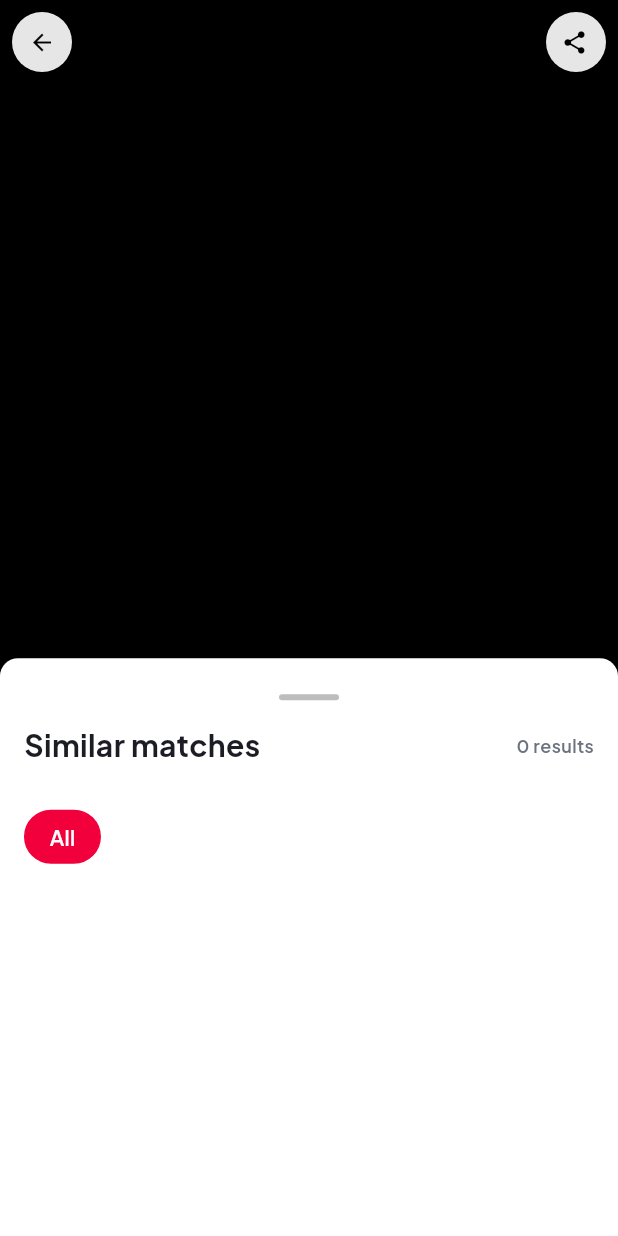
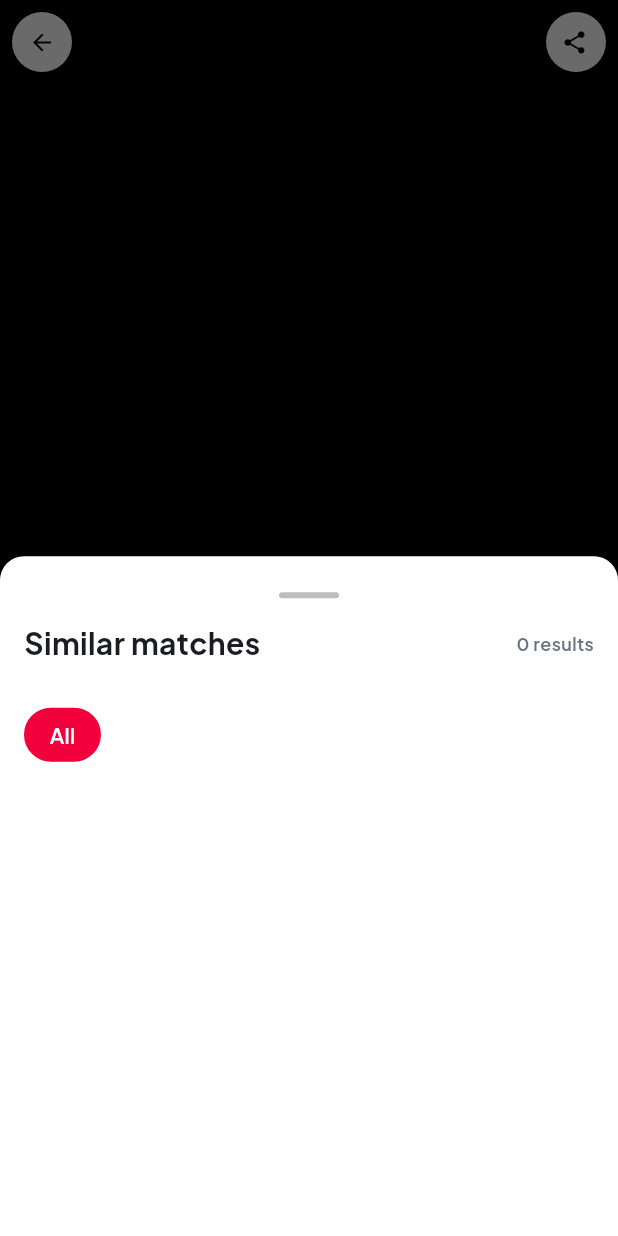
Before and after one commit to Djdonkeykong/Snaplook, a Flutter app: the ResultsPage screen opened directly with empty values, on a phone screen of 412 x 824 dp. Run offline on Flutter 3.47's test engine with Material 3 defaults, Android fonts, the phone set to English and light mode, and no system bars; drawn by our look-alikes of sliding_up_panel; our stand-ins replace cached_network_image, easy_refresh, equatable, flutter_cache_manager, flutter_dotenv, flutter_riverpod and 10 more; missing offline and left inert: flutter_confetti, path_provider_foundation, receive_sharing_intent, super_cupertino_navigation_bar; accounts and stored records are empty; project files that could hold a hidden picture were left out.

Commit message:
Convert results page bottom sheet to modal presentation
- Remove SlidingUpPanel dependency from results page
- Implement DraggableScrollableSheet with modal bottom sheet
- Modal appears on top as overlay (like iOS UISheetPresentationController)
- Snap points at 55% and 85% of screen height
- Dismissing modal also pops the results page
- Extract modal content into separate _ResultsModalContent widget
- Maintain same visual design with 16px border radius and drag handle

```diff
--- a/lib/src/features/results/presentation/pages/results_page.dart
+++ b/lib/src/features/results/presentation/pages/results_page.dart
@@ -3,7 +3,6 @@ import 'package:flutter/material.dart';
 import 'package:flutter_riverpod/flutter_riverpod.dart';
 import 'package:cached_network_image/cached_network_image.dart';
 import 'package:image_picker/image_picker.dart';
-import 'package:sliding_up_panel/sliding_up_panel.dart';
 import 'package:url_launcher/url_launcher.dart';
 import '../../../../../core/theme/app_colors.dart';
 import '../../../detection/domain/models/detection_result.dart';
@@ -34,6 +33,11 @@ class _ResultsPageState extends ConsumerState<ResultsPage>
   void initState() {
     super.initState();
     _tabController = TabController(length: 4, vsync: this);
+
+    // Show modal bottom sheet after first frame
+    WidgetsBinding.instance.addPostFrameCallback((_) {
+      _showResultsModal();
+    });
   }
 
   @override
@@ -45,16 +49,6 @@ class _ResultsPageState extends ConsumerState<ResultsPage>
   @override
   Widget build(BuildContext context) {
     final selectedImage = ref.watch(selectedImageProvider);
-    final detectionState = ref.watch(detectionProvider);
-    final results = detectionState.results;
-
-    final spacing = context.spacing;
-    final radius = context.radius;
-    final mediaQuery = MediaQuery.of(context);
-    final safeAreaBottom = mediaQuery.padding.bottom;
-    final sheetMaxHeight = mediaQuery.size.height * 0.85;
-    final sheetInitialHeight = sheetMaxHeight * 0.55;
-    final sheetMinHeight = sheetInitialHeight;
 
     return Scaffold(
       backgroundColor: Colors.black,
@@ -76,23 +70,92 @@ class _ResultsPageState extends ConsumerState<ResultsPage>
           ),
         ],
       ),
-      body: Stack(
-        children: [
-          Positioned.fill(
-            child: _ResultsBackground(
+      body: _ResultsBackground(
         selectedImage: selectedImage,
         originalImageUrl: widget.originalImageUrl,
       ),
+    );
+  }
+
+  void _showResultsModal() {
+    final detectionState = ref.read(detectionProvider);
+    final results = detectionState.results;
+
+    showModalBottomSheet(
+      context: context,
+      isScrollControlled: true,
+      isDismissible: true,
+      enableDrag: true,
+      backgroundColor: Colors.transparent,
+      builder: (context) => DraggableScrollableSheet(
+        initialChildSize: 0.55,
+        minChildSize: 0.55,
+        maxChildSize: 0.85,
+        snap: true,
+        snapSizes: const [0.55, 0.85],
+        builder: (context, scrollController) {
+          return _ResultsModalContent(
+            results: results,
+            scrollController: scrollController,
+            onProductTap: _openProduct,
+          );
+        },
       ),
-          SlidingUpPanel(
-            minHeight: sheetMinHeight,
-            maxHeight: sheetMaxHeight,
-            parallaxEnabled: false,
-            panelSnapping: true,
-            snapPoint: (sheetInitialHeight / sheetMaxHeight).clamp(0.0, 1.0),
+    ).then((_) {
+      // When modal is dismissed, pop the entire page
+      if (mounted) {
+        Navigator.of(context).pop();
+      }
+    });
+  }
+
+  void _shareResults() {
+    ScaffoldMessenger.of(context).clearSnackBars();
+    ScaffoldMessenger.of(context).showSnackBar(
+      SnackBar(
+        content: Text(
+          'Share functionality coming soon!',
+          style: context.snackTextStyle(
+            merge: const TextStyle(fontFamily: 'PlusJakartaSans'),
+          ),
+        ),
+        duration: const Duration(milliseconds: 2500),
+      ),
+    );
+  }
+
+  void _openProduct(DetectionResult result) async {
+    if (result.purchaseUrl != null) {
+      final uri = Uri.parse(result.purchaseUrl!);
+      if (await canLaunchUrl(uri)) {
+        await launchUrl(uri);
+      }
+    }
+  }
+}
+
+class _ResultsModalContent extends StatelessWidget {
+  final List<DetectionResult> results;
+  final ScrollController scrollController;
+  final Function(DetectionResult) onProductTap;
+
+  const _ResultsModalContent({
+    required this.results,
+    required this.scrollController,
+    required this.onProductTap,
+  });
+
+  @override
+  Widget build(BuildContext context) {
+    final spacing = context.spacing;
+    final mediaQuery = MediaQuery.of(context);
+    final safeAreaBottom = mediaQuery.padding.bottom;
+
+    return Container(
+      decoration: BoxDecoration(
         color: Theme.of(context).colorScheme.surface,
         borderRadius: const BorderRadius.vertical(
-              top: Radius.circular(12),
+          top: Radius.circular(16),
         ),
         boxShadow: [
           BoxShadow(
@@ -101,11 +164,9 @@ class _ResultsPageState extends ConsumerState<ResultsPage>
             offset: const Offset(0, -4),
           ),
         ],
-            body: const SizedBox.shrink(),
-            panelBuilder: (scrollController) {
-              return SafeArea(
+      ),
+      child: SafeArea(
         top: false,
-                bottom: false,
         child: Column(
           crossAxisAlignment: CrossAxisAlignment.stretch,
           children: [
@@ -156,7 +217,7 @@ class _ResultsPageState extends ConsumerState<ResultsPage>
               ),
             ),
             SizedBox(height: spacing.m),
-                    // Category filter chips - mirror share extension styling
+            // Category filter chips
             Padding(
               padding: const EdgeInsets.symmetric(vertical: 12),
               child: SizedBox(
@@ -202,7 +263,7 @@ class _ResultsPageState extends ConsumerState<ResultsPage>
                   final result = results[index];
                   return _ProductCard(
                     result: result,
-                            onTap: () => _openProduct(result),
+                    onTap: () => onProductTap(result),
                     isFirst: index == 0,
                   );
                 },
@@ -210,36 +271,8 @@ class _ResultsPageState extends ConsumerState<ResultsPage>
             ),
           ],
         ),
-              );
-            },
-          ),
-        ],
       ),
     );
-  }
-
-  void _shareResults() {
-    ScaffoldMessenger.of(context).clearSnackBars();
-    ScaffoldMessenger.of(context).showSnackBar(
-      SnackBar(
-        content: Text(
-          'Share functionality coming soon!',
-          style: context.snackTextStyle(
-            merge: const TextStyle(fontFamily: 'PlusJakartaSans'),
-          ),
-        ),
-        duration: const Duration(milliseconds: 2500),
-      ),
-    );
-  }
-
-  void _openProduct(DetectionResult result) async {
-    if (result.purchaseUrl != null) {
-      final uri = Uri.parse(result.purchaseUrl!);
-      if (await canLaunchUrl(uri)) {
-        await launchUrl(uri);
-      }
-    }
   }
 }
 
```
Lines whose indentation alone changed are shown as unchanged.
